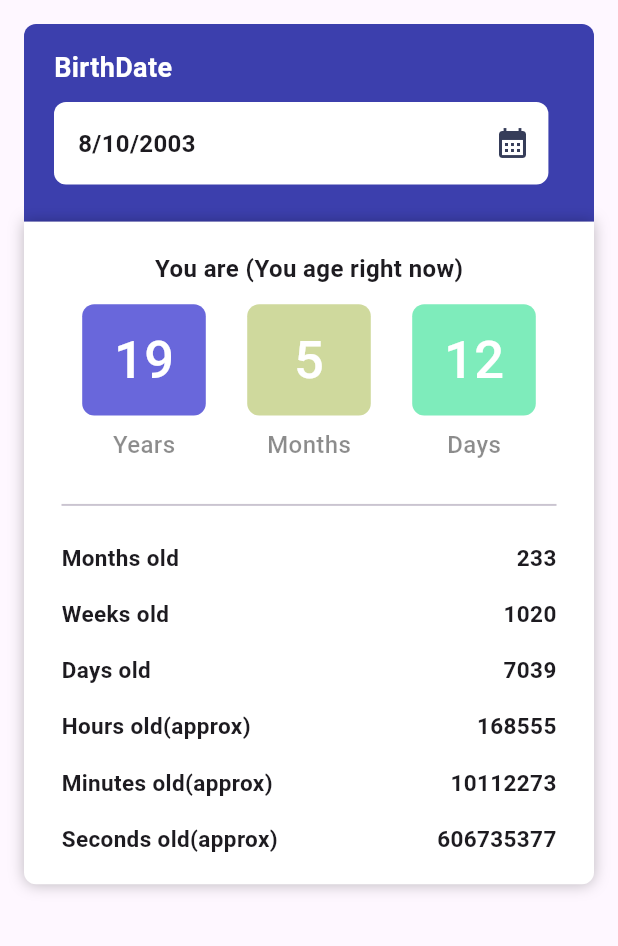
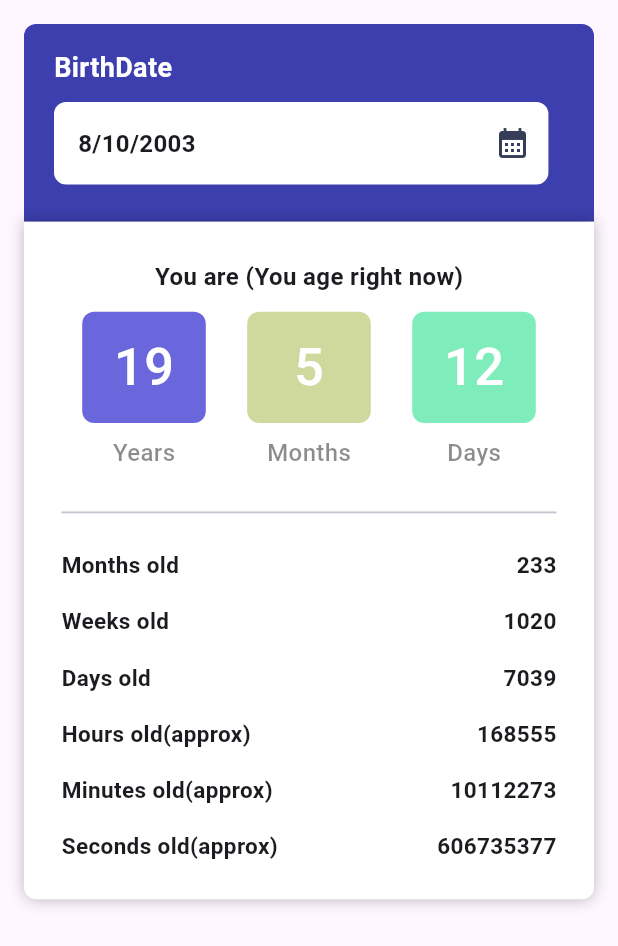
Before and after one commit to Ratndeep1999/age_calculator, a Flutter app: the screen it shows after launch, on a phone screen of 412 x 824 dp. Shown: the top 946 px of the screen. Run offline on Flutter 3.47's test engine with Material 3 defaults, Android fonts, the phone set to English and light mode, and no system bars.

Commit message:
birth_details_section.dart : old details section add and parameters also add and padding maintain of both axis

```diff
--- a/lib/Dashboard_Widgets/birth_details_section.dart
+++ b/lib/Dashboard_Widgets/birth_details_section.dart
@@ -19,7 +19,7 @@ class BirthDetails extends StatelessWidget {
           boxShadow: [BoxShadow(color: Colors.black26, blurRadius: 8.0)],
         ),
         child: Padding(
-          padding: const EdgeInsets.symmetric(horizontal: 25, vertical: 20),
+          padding: const EdgeInsets.symmetric(horizontal: 25, vertical: 25),
           child: Column(
             children: [
               Text(
```
